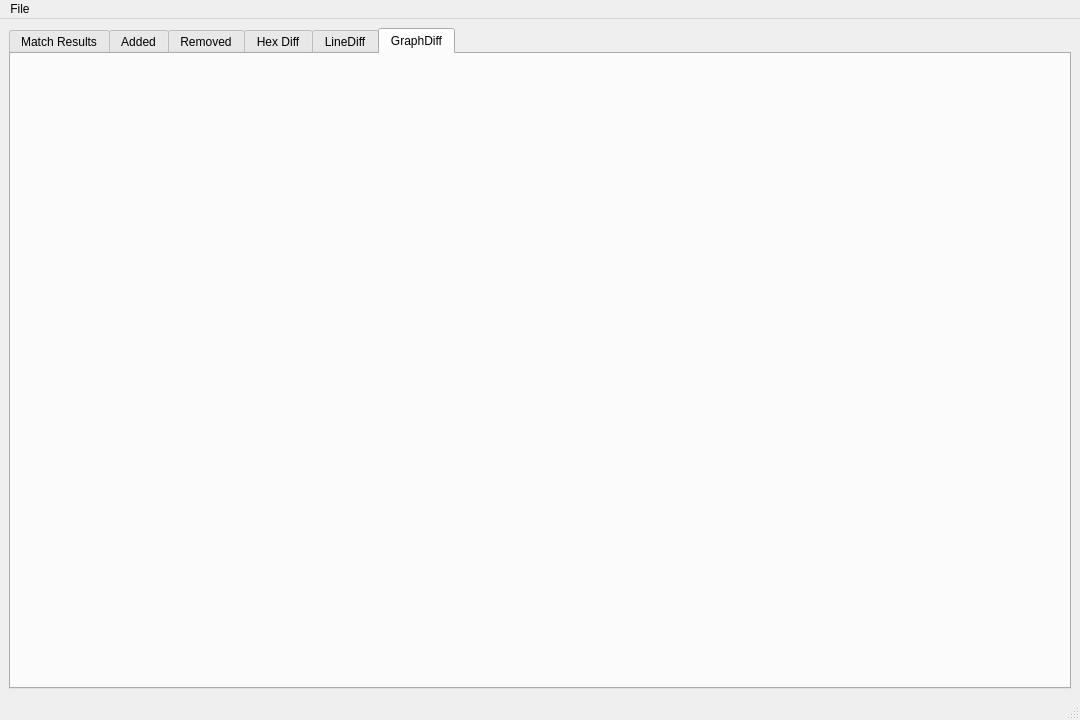
NewtronReal/cutter, file src/tools/bindiff/CutterDiffWindow.ui: the form before one commit.
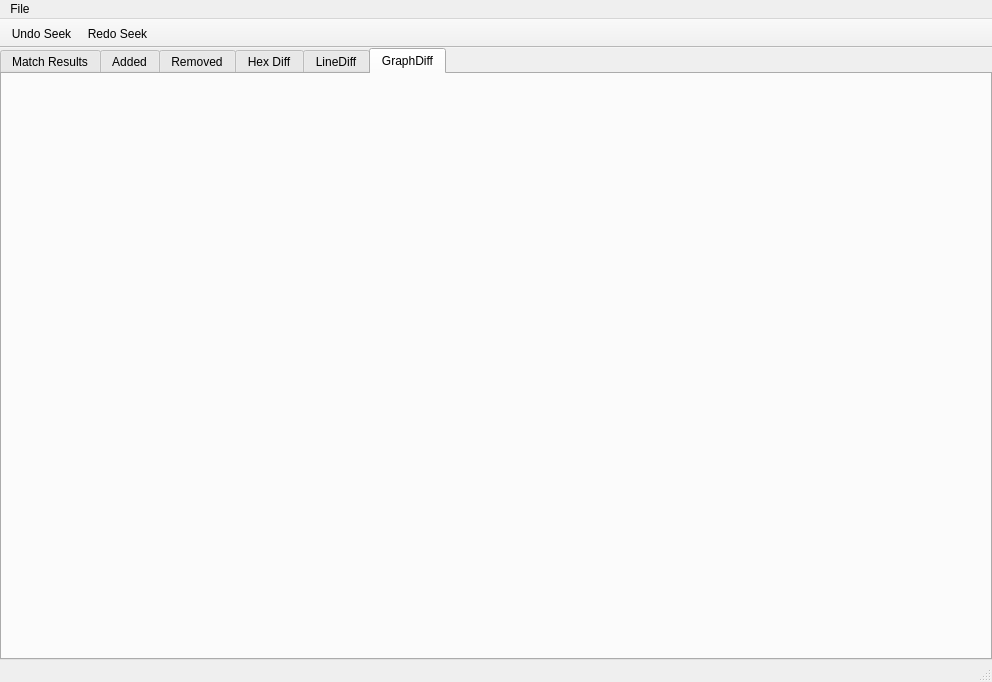
The form after the commit. The open tabs and pages were chosen to show the change. Icons and pictures are not drawn.

Commit message:
Adding QuickFilterView, Seek Feature, Previous Memwidget seek, sortable trees, theming changes, bindiff sorting changes(both blocks and functions)
clang-format

Compatibility checkstate fixed

chagnes

```diff
--- a/src/tools/bindiff/CutterDiffWindow.ui
+++ b/src/tools/bindiff/CutterDiffWindow.ui
@@ -6,8 +6,8 @@
    <rect>
     <x>0</x>
     <y>0</y>
-    <width>1080</width>
-    <height>720</height>
+    <width>992</width>
+    <height>682</height>
    </rect>
   </property>
   <property name="windowTitle">
@@ -15,6 +15,18 @@
   </property>
   <widget class="QWidget" name="centralwidget">
    <layout class="QHBoxLayout" name="horizontalLayout_2">
+    <property name="leftMargin">
+     <number>0</number>
+    </property>
+    <property name="topMargin">
+     <number>0</number>
+    </property>
+    <property name="rightMargin">
+     <number>0</number>
+    </property>
+    <property name="bottomMargin">
+     <number>0</number>
+    </property>
     <item>
      <widget class="QSplitter" name="splitter">
       <property name="sizePolicy">
@@ -131,6 +143,18 @@
          <string>GraphDiff</string>
         </attribute>
         <layout class="QHBoxLayout" name="horizontalLayout_5">
+         <property name="leftMargin">
+          <number>0</number>
+         </property>
+         <property name="topMargin">
+          <number>0</number>
+         </property>
+         <property name="rightMargin">
+          <number>0</number>
+         </property>
+         <property name="bottomMargin">
+          <number>0</number>
+         </property>
          <item>
           <layout class="QHBoxLayout" name="graphDiffContainer"/>
          </item>
@@ -146,7 +170,7 @@
     <rect>
      <x>0</x>
      <y>0</y>
-     <width>1080</width>
+     <width>992</width>
      <height>22</height>
     </rect>
    </property>
@@ -160,6 +184,25 @@
    <addaction name="menuFile"/>
   </widget>
   <widget class="QStatusBar" name="statusbar"/>
+  <widget class="QToolBar" name="toolBar">
+   <property name="acceptDrops">
+    <bool>false</bool>
+   </property>
+   <property name="windowTitle">
+    <string>toolBar</string>
+   </property>
+   <property name="movable">
+    <bool>false</bool>
+   </property>
+   <attribute name="toolBarArea">
+    <enum>TopToolBarArea</enum>
+   </attribute>
+   <attribute name="toolBarBreak">
+    <bool>false</bool>
+   </attribute>
+   <addaction name="actionUndoSeek"/>
+   <addaction name="actionRedoSeek"/>
+  </widget>
   <action name="actionDiffNewFiles">
    <property name="text">
     <string>Diff New Files</string>
@@ -170,6 +213,37 @@
     <string>Export to JSON</string>
    </property>
   </action>
+  <action name="actionUndoSeek">
+   <property name="icon">
+    <iconset>
+     <normalon>:/img/icons/arrow_left.svg</normalon>
+    </iconset>
+   </property>
+   <property name="text">
+    <string>Undo Seek</string>
+   </property>
+   <property name="toolTip">
+    <string>Undo Seek</string>
+   </property>
+   <property name="menuRole">
+    <enum>QAction::MenuRole::TextHeuristicRole</enum>
+   </property>
+  </action>
+  <action name="actionRedoSeek">
+   <property name="icon">
+    <iconset resource="../../resources.qrc">
+     <normaloff>:/img/icons/arrow_right.svg</normaloff>:/img/icons/arrow_right.svg</iconset>
+   </property>
+   <property name="text">
+    <string>Redo Seek</string>
+   </property>
+   <property name="toolTip">
+    <string>Redo Seek</string>
+   </property>
+   <property name="menuRole">
+    <enum>QAction::MenuRole::TextHeuristicRole</enum>
+   </property>
+  </action>
  </widget>
  <resources/>
  <connections/>
```
Left out of the diff: 69 changed lines with no effect on the pictures. The commit also changes 24 other files.
